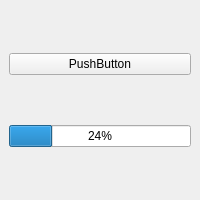
skeptlk/qgis-object-detection, file plugin/dialogs/detection_dock_widget.ui: the form before one commit.
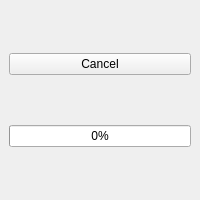
The form after the commit.

Patch:
```diff
--- a/plugin/dialogs/detection_dock_widget.ui
+++ b/plugin/dialogs/detection_dock_widget.ui
@@ -18,14 +18,14 @@
     <item>
      <widget class="QPushButton" name="pushButton">
       <property name="text">
-       <string>PushButton</string>
+       <string>Cancel</string>
       </property>
      </widget>
     </item>
     <item>
      <widget class="QProgressBar" name="progressBar">
       <property name="value">
-       <number>24</number>
+       <number>0</number>
       </property>
      </widget>
     </item>
```
Left out of the diff: 2 changed lines with no effect on the pictures.
